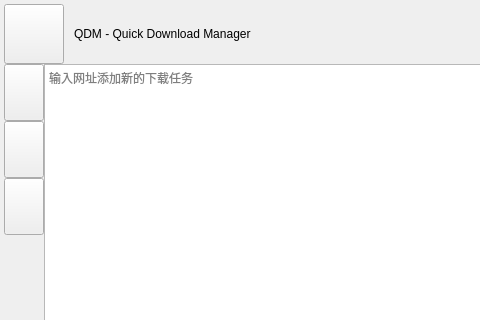
First picture: the form in ui/MainWindow.ui, repository qliuyang/QDM, before the edit; both pictures show x 0 to 480 and y 0 to 320 of the 800 by 560 pixel window.
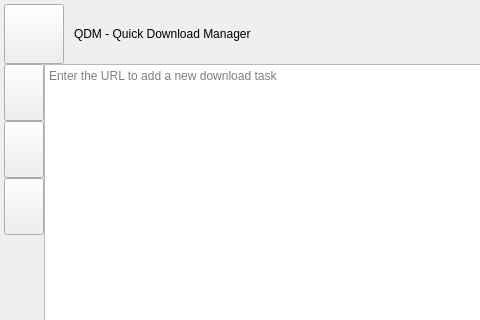
Second picture: the form after the edit. Icons and pictures are not drawn. Custom widgets are drawn as their Qt base class.

```diff
--- a/ui/MainWindow.ui
+++ b/ui/MainWindow.ui
@@ -280,7 +280,7 @@
         <item row="0" column="0">
          <widget class="CustomPlainTextEdit" name="newDownloadEdit">
           <property name="placeholderText">
-           <string>输入网址添加新的下载任务</string>
+           <string>Enter the URL to add a new download task</string>
           </property>
          </widget>
         </item>
```
